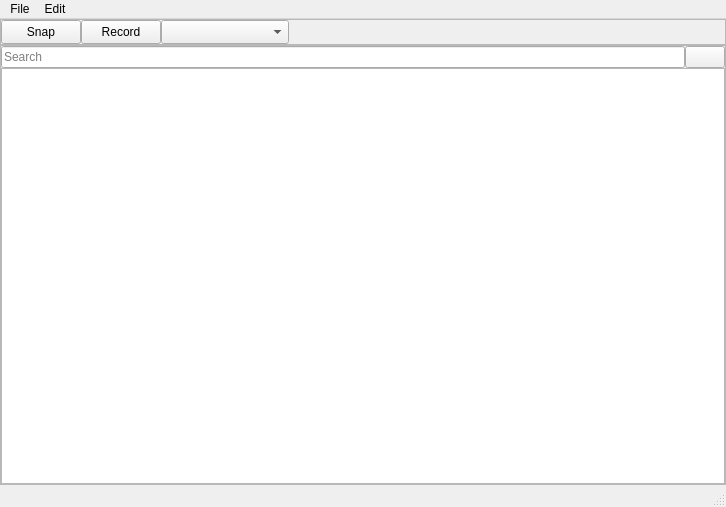
The window that src/mainwindow.ui (Panniku/ScrnshotMgr) describes before a commit, drawn with Qt 5.
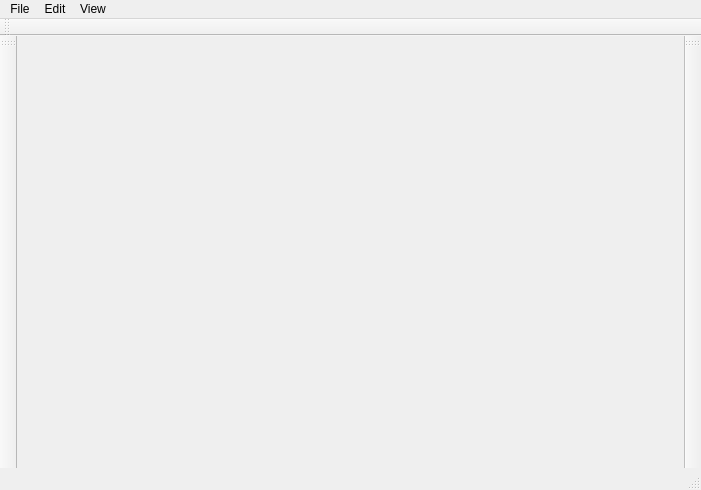
The same window after the commit.

```diff
--- a/src/mainwindow.ui
+++ b/src/mainwindow.ui
@@ -6,8 +6,8 @@
    <rect>
     <x>0</x>
     <y>0</y>
-    <width>726</width>
-    <height>507</height>
+    <width>701</width>
+    <height>490</height>
    </rect>
   </property>
   <property name="sizePolicy">
@@ -39,316 +39,6 @@
     <property name="bottomMargin">
      <number>0</number>
     </property>
-    <item>
-     <widget class="QFrame" name="frame_2">
-      <property name="sizePolicy">
-       <sizepolicy hsizetype="Expanding" vsizetype="Minimum">
-        <horstretch>0</horstretch>
-        <verstretch>0</verstretch>
-       </sizepolicy>
-      </property>
-      <property name="minimumSize">
-       <size>
-        <width>0</width>
-        <height>0</height>
-       </size>
-      </property>
-      <property name="maximumSize">
-       <size>
-        <width>16777215</width>
-        <height>26</height>
-       </size>
-      </property>
-      <property name="frameShape">
-       <enum>QFrame::StyledPanel</enum>
-      </property>
-      <property name="frameShadow">
-       <enum>QFrame::Plain</enum>
-      </property>
-      <layout class="QHBoxLayout" name="horizontalLayout">
-       <property name="spacing">
-        <number>0</number>
-       </property>
-       <property name="leftMargin">
-        <number>0</number>
-       </property>
-       <property name="topMargin">
-        <number>0</number>
-       </property>
-       <property name="rightMargin">
-        <number>0</number>
-       </property>
-       <property name="bottomMargin">
-        <number>0</number>
-       </property>
-       <item>
-        <widget class="QPushButton" name="snapButton">
-         <property name="sizePolicy">
-          <sizepolicy hsizetype="Minimum" vsizetype="Minimum">
-           <horstretch>0</horstretch>
-           <verstretch>0</verstretch>
-          </sizepolicy>
-         </property>
-         <property name="minimumSize">
-          <size>
-           <width>48</width>
-           <height>0</height>
-          </size>
-         </property>
-         <property name="maximumSize">
-          <size>
-           <width>16777215</width>
-           <height>16777215</height>
-          </size>
-         </property>
-         <property name="toolTip">
-          <string>Screenshot</string>
-         </property>
-         <property name="text">
-          <string>Snap</string>
-         </property>
-         <property name="checkable">
-          <bool>false</bool>
-         </property>
-         <property name="flat">
-          <bool>false</bool>
-         </property>
-        </widget>
-       </item>
-       <item>
-        <widget class="QPushButton" name="recordButton">
-         <property name="sizePolicy">
-          <sizepolicy hsizetype="Minimum" vsizetype="Minimum">
-           <horstretch>0</horstretch>
-           <verstretch>0</verstretch>
-          </sizepolicy>
-         </property>
-         <property name="minimumSize">
-          <size>
-           <width>48</width>
-           <height>0</height>
-          </size>
-         </property>
-         <property name="maximumSize">
-          <size>
-           <width>16777215</width>
-           <height>16777215</height>
-          </size>
-         </property>
-         <property name="text">
-          <string>Record</string>
-         </property>
-        </widget>
-       </item>
-       <item>
-        <widget class="QComboBox" name="presetsComboBox">
-         <property name="sizePolicy">
-          <sizepolicy hsizetype="Expanding" vsizetype="Minimum">
-           <horstretch>0</horstretch>
-           <verstretch>0</verstretch>
-          </sizepolicy>
-         </property>
-         <property name="minimumSize">
-          <size>
-           <width>0</width>
-           <height>0</height>
-          </size>
-         </property>
-         <property name="maximumSize">
-          <size>
-           <width>128</width>
-           <height>16777215</height>
-          </size>
-         </property>
-         <property name="frame">
-          <bool>true</bool>
-         </property>
-        </widget>
-       </item>
-       <item>
-        <spacer name="horizontalSpacer">
-         <property name="orientation">
-          <enum>Qt::Horizontal</enum>
-         </property>
-         <property name="sizeType">
-          <enum>QSizePolicy::Expanding</enum>
-         </property>
-         <property name="sizeHint" stdset="0">
-          <size>
-           <width>40</width>
-           <height>20</height>
-          </size>
-         </property>
-        </spacer>
-       </item>
-       <item>
-        <widget class="QPushButton" name="toggleVisibility">
-         <property name="sizePolicy">
-          <sizepolicy hsizetype="Fixed" vsizetype="Fixed">
-           <horstretch>0</horstretch>
-           <verstretch>0</verstretch>
-          </sizepolicy>
-         </property>
-         <property name="minimumSize">
-          <size>
-           <width>0</width>
-           <height>0</height>
-          </size>
-         </property>
-         <property name="maximumSize">
-          <size>
-           <width>24</width>
-           <height>16777215</height>
-          </size>
-         </property>
-         <property name="toolTip">
-          <string>Toggle to keep the window on the screen when taking a screenshot.
-This option is off by default, You can simply turn on by toggling this at anytime.</string>
-         </property>
-         <property name="text">
-          <string/>
-         </property>
-         <property name="checkable">
-          <bool>true</bool>
-         </property>
-         <property name="flat">
-          <bool>true</bool>
-         </property>
-        </widget>
-       </item>
-       <item>
-        <widget class="QPushButton" name="toggleOnTop">
-         <property name="maximumSize">
-          <size>
-           <width>24</width>
-           <height>16777215</height>
-          </size>
-         </property>
-         <property name="toolTip">
-          <string>Toggle to pin window to the screen
-*Due to a bug with Qt, the application has to &quot;flash&quot; for the toggle to work.</string>
-         </property>
-         <property name="text">
-          <string/>
-         </property>
-         <property name="checkable">
-          <bool>true</bool>
-         </property>
-         <property name="flat">
-          <bool>true</bool>
-         </property>
-        </widget>
-       </item>
-      </layout>
-     </widget>
-    </item>
-    <item>
-     <widget class="QSplitter" name="mainSplitter">
-      <property name="orientation">
-       <enum>Qt::Horizontal</enum>
-      </property>
-      <widget class="QFrame" name="presetsTabRoot">
-       <property name="maximumSize">
-        <size>
-         <width>16777215</width>
-         <height>16777215</height>
-        </size>
-       </property>
-       <property name="frameShape">
-        <enum>QFrame::NoFrame</enum>
-       </property>
-       <property name="frameShadow">
-        <enum>QFrame::Plain</enum>
-       </property>
-       <layout class="QHBoxLayout" name="horizontalLayout_2">
-        <property name="spacing">
-         <number>0</number>
-        </property>
-        <property name="leftMargin">
-         <number>0</number>
-        </property>
-        <property name="topMargin">
-         <number>0</number>
-        </property>
-        <property name="rightMargin">
-         <number>0</number>
-        </property>
-        <property name="bottomMargin">
-         <number>0</number>
-        </property>
-        <item>
-         <widget class="QFrame" name="presetTabItems">
-          <property name="frameShape">
-           <enum>QFrame::StyledPanel</enum>
-          </property>
-          <property name="frameShadow">
-           <enum>QFrame::Raised</enum>
-          </property>
-          <layout class="QVBoxLayout" name="verticalLayout_2">
-           <property name="spacing">
-            <number>0</number>
-           </property>
-           <property name="leftMargin">
-            <number>0</number>
-           </property>
-           <property name="topMargin">
-            <number>0</number>
-           </property>
-           <property name="rightMargin">
-            <number>0</number>
-           </property>
-           <property name="bottomMargin">
-            <number>0</number>
-           </property>
-           <item>
-            <layout class="QHBoxLayout" name="presetHBox">
-             <property name="spacing">
-              <number>0</number>
-             </property>
-             <item>
-              <widget class="QLineEdit" name="presetSearchItem">
-               <property name="inputMask">
-                <string/>
-               </property>
-               <property name="text">
-                <string/>
-               </property>
-               <property name="frame">
-                <bool>true</bool>
-               </property>
-               <property name="placeholderText">
-                <string>Search</string>
-               </property>
-              </widget>
-             </item>
-             <item>
-              <widget class="QPushButton" name="presetAddItem">
-               <property name="maximumSize">
-                <size>
-                 <width>16777215</width>
-                 <height>16777215</height>
-                </size>
-               </property>
-               <property name="text">
-                <string/>
-               </property>
-               <property name="flat">
-                <bool>false</bool>
-               </property>
-              </widget>
-             </item>
-            </layout>
-           </item>
-           <item>
-            <widget class="QListWidget" name="presetListWidget"/>
-           </item>
-          </layout>
-         </widget>
-        </item>
-       </layout>
-      </widget>
-     </widget>
-    </item>
    </layout>
   </widget>
   <widget class="QMenuBar" name="menubar">
@@ -356,7 +46,7 @@
     <rect>
      <x>0</x>
      <y>0</y>
-     <width>726</width>
+     <width>701</width>
      <height>17</height>
     </rect>
    </property>
@@ -373,14 +63,59 @@
     </property>
     <addaction name="actionPreferences"/>
    </widget>
+   <widget class="QMenu" name="menuView">
+    <property name="title">
+     <string>View</string>
+    </property>
+   </widget>
    <addaction name="menuFile"/>
    <addaction name="menuEdit"/>
+   <addaction name="menuView"/>
   </widget>
   <widget class="QStatusBar" name="statusbar">
    <property name="enabled">
     <bool>true</bool>
    </property>
   </widget>
+  <widget class="QToolBar" name="primaryToolbar">
+   <property name="windowTitle">
+    <string>Primary Toolbar</string>
+   </property>
+   <attribute name="toolBarArea">
+    <enum>TopToolBarArea</enum>
+   </attribute>
+   <attribute name="toolBarBreak">
+    <bool>false</bool>
+   </attribute>
+  </widget>
+  <widget class="QToolBar" name="presetListToolbar">
+   <property name="windowTitle">
+    <string>Preset Toolbar</string>
+   </property>
+   <property name="allowedAreas">
+    <set>Qt::LeftToolBarArea|Qt::RightToolBarArea</set>
+   </property>
+   <attribute name="toolBarArea">
+    <enum>LeftToolBarArea</enum>
+   </attribute>
+   <attribute name="toolBarBreak">
+    <bool>false</bool>
+   </attribute>
+  </widget>
+  <widget class="QToolBar" name="capturesToolbar">
+   <property name="windowTitle">
+    <string>Capture Toolbar</string>
+   </property>
+   <property name="allowedAreas">
+    <set>Qt::LeftToolBarArea|Qt::RightToolBarArea</set>
+   </property>
+   <attribute name="toolBarArea">
+    <enum>RightToolBarArea</enum>
+   </attribute>
+   <attribute name="toolBarBreak">
+    <bool>false</bool>
+   </attribute>
+  </widget>
   <action name="actionNew_Snap">
    <property name="text">
     <string>New Snap</string>
```
